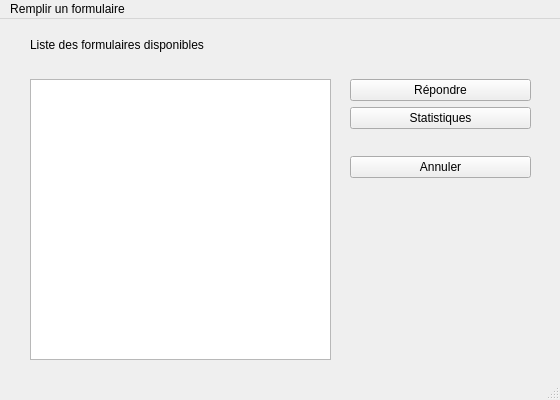
Old version of the form mainformulaire.ui in the repository Dragorane/sondihm.
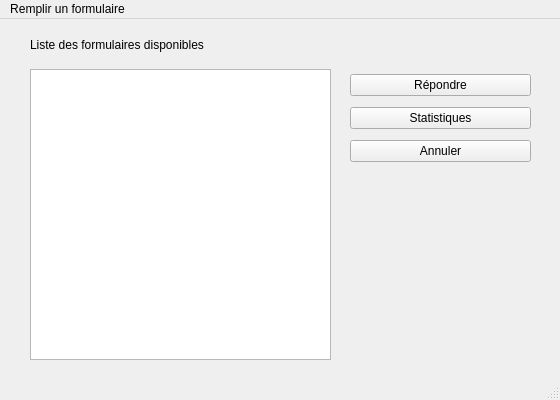
New version of the form.

Commit message: Fixed shit, main form is up and running.

The edit to the form file:
```diff
--- a/mainformulaire.ui
+++ b/mainformulaire.ui
@@ -37,61 +37,14 @@
     <property name="geometry">
      <rect>
       <x>30</x>
-      <y>60</y>
+      <y>50</y>
       <width>301</width>
-      <height>281</height>
+      <height>291</height>
      </rect>
     </property>
     <layout class="QHBoxLayout" name="horizontalLayout_3">
      <item>
-      <widget class="QListWidget" name="formlist"/>
-     </item>
-    </layout>
-   </widget>
-   <widget class="QWidget" name="verticalLayoutWidget_2">
-    <property name="geometry">
-     <rect>
-      <x>350</x>
-      <y>60</y>
-      <width>181</width>
-      <height>121</height>
-     </rect>
-    </property>
-    <layout class="QVBoxLayout" name="verticalLayout_3">
-     <item>
-      <layout class="QHBoxLayout" name="horizontalLayout_5">
-       <item>
-        <widget class="QPushButton" name="answer">
-         <property name="text">
-          <string>Répondre</string>
-         </property>
-        </widget>
-       </item>
-      </layout>
-     </item>
-     <item>
-      <widget class="QPushButton" name="stat">
-       <property name="focusPolicy">
-        <enum>Qt::NoFocus</enum>
-       </property>
-       <property name="text">
-        <string>Statistiques</string>
-       </property>
-      </widget>
-     </item>
-     <item>
-      <layout class="QVBoxLayout" name="verticalLayout_2">
-       <item>
-        <widget class="QPushButton" name="cancelling">
-         <property name="text">
-          <string>Annuler</string>
-         </property>
-        </widget>
-       </item>
-       <item>
-        <layout class="QHBoxLayout" name="horizontalLayout_6"/>
-       </item>
-      </layout>
+      <widget class="QListWidget" name="listWidget"/>
      </item>
     </layout>
    </widget>
@@ -99,9 +52,9 @@
     <property name="geometry">
      <rect>
       <x>350</x>
-      <y>190</y>
+      <y>160</y>
       <width>181</width>
-      <height>151</height>
+      <height>181</height>
      </rect>
     </property>
     <layout class="QVBoxLayout" name="verticalLayout_4">
@@ -127,6 +80,39 @@
      </item>
     </layout>
    </widget>
+   <widget class="QWidget" name="verticalLayoutWidget_2">
+    <property name="geometry">
+     <rect>
+      <x>350</x>
+      <y>50</y>
+      <width>181</width>
+      <height>101</height>
+     </rect>
+    </property>
+    <layout class="QVBoxLayout" name="verticalLayout_2">
+     <item>
+      <widget class="QPushButton" name="AnswerButton">
+       <property name="text">
+        <string>Répondre</string>
+       </property>
+      </widget>
+     </item>
+     <item>
+      <widget class="QPushButton" name="StatButton">
+       <property name="text">
+        <string>Statistiques</string>
+       </property>
+      </widget>
+     </item>
+     <item>
+      <widget class="QPushButton" name="CancelButton">
+       <property name="text">
+        <string>Annuler</string>
+       </property>
+      </widget>
+     </item>
+    </layout>
+   </widget>
   </widget>
   <widget class="QMenuBar" name="menubar">
    <property name="geometry">
```
Left out of the diff: 2 changed lines with no effect on the pictures. The commit also changes 7 other files.
